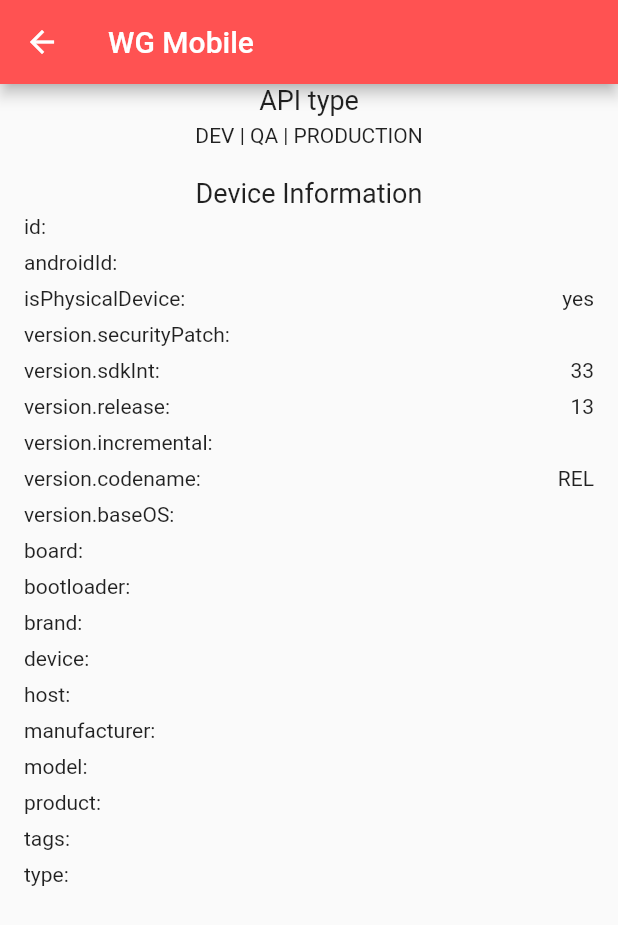
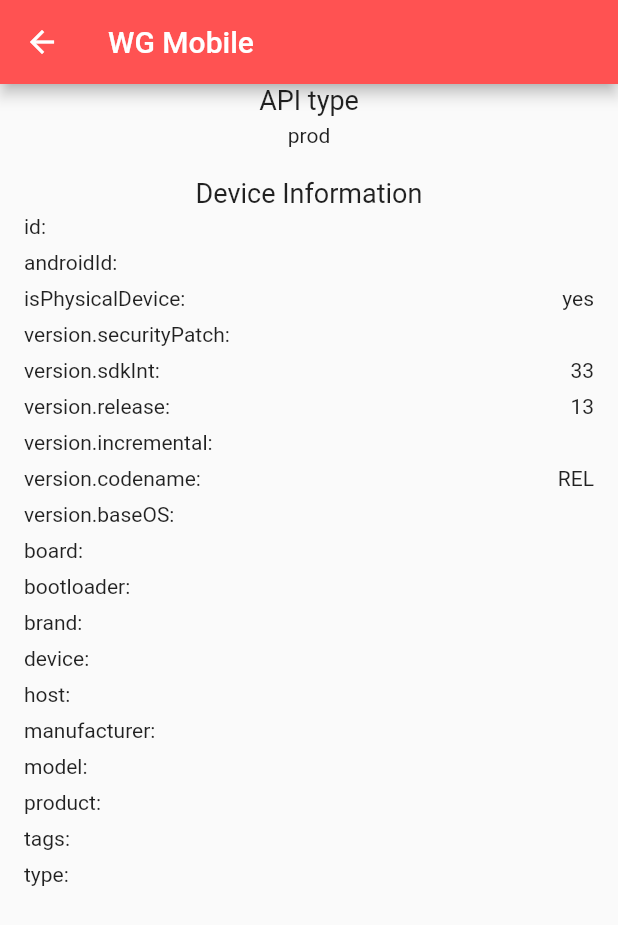
Before and after one commit to rhangad/OPTX-mobile, a Flutter app: the screen it shows after launch, after a tap on "Login", on a phone screen of 412 x 824 dp. Shown: the top 925 px of the screen. Run offline on Flutter 3.47's test engine with Material 2 defaults, Android fonts, the phone set to English and light mode, and no system bars; our stand-ins replace device_info, event_bus, flutter_screenutil, shared_preferences, sqflite, toast; accounts and stored records are empty.

Commit message:
added api status on dashboard

```diff
--- a/lib/pages/dashboard.dart
+++ b/lib/pages/dashboard.dart
@@ -4,6 +4,7 @@ import 'package:flutter/material.dart';
 import 'package:flutter_screenutil/flutter_screenutil.dart';
 import 'package:my_app/cells/tableview_cell.dart';
 import 'package:my_app/db/user.dart';
+import 'package:my_app/prefs/preferences.dart';
 import 'package:my_app/utils/device_info.dart';
 import 'package:my_app/widgets/collapsible.dart';
 
@@ -25,6 +26,8 @@ class _DashboardState extends State<Dashboard> {
 
   // User user = User();
 
+  String status = "prod";
+
   _DashboardState({this.deviceInfo});
 
   @override
@@ -32,6 +35,8 @@ class _DashboardState extends State<Dashboard> {
     super.initState();
 
     this.getDeviceInfo();
+
+    this.getDeviceStatus();
 
     // this.createUser();
 
@@ -61,7 +66,7 @@ class _DashboardState extends State<Dashboard> {
             style: TextStyle(fontSize: 18),
           ),
           SizedBox(height: 5,),
-          Text("DEV | QA | PRODUCTION"),
+          Text(status),
           SizedBox(
             height: 20,
           ),
@@ -135,4 +140,14 @@ class _DashboardState extends State<Dashboard> {
     }
     return Text("Unsupported Device");
   }
+
+  void getDeviceStatus() async {
+    await Prefs.deviceStatus.then((value) {
+      setState(() {
+        if(value.isNotEmpty) {
+          status = value;
+        }
+      });
+    });
+  }
 }
```
